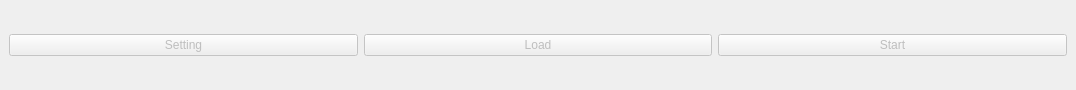
First picture: the form in ui/ProjectWindow_buttons.ui, repository ece324-2020/Mask-Off, before the edit.
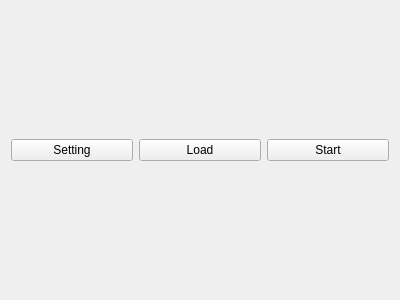
Second picture: the form after the edit.

Commit message: implemented basic outline(project_window, main_view)

Diff of the .ui file:
```diff
--- a/ui/ProjectWindow_buttons.ui
+++ b/ui/ProjectWindow_buttons.ui
@@ -1,34 +1,26 @@
 <?xml version="1.0" encoding="UTF-8"?>
 <ui version="4.0">
- <class>MainWindow</class>
- <widget class="QMainWindow" name="MainWindow">
-  <property name="enabled">
-   <bool>false</bool>
-  </property>
+ <class>Form</class>
+ <widget class="QWidget" name="Form">
   <property name="geometry">
    <rect>
     <x>0</x>
     <y>0</y>
-    <width>1076</width>
-    <height>90</height>
+    <width>400</width>
+    <height>300</height>
    </rect>
   </property>
   <property name="windowTitle">
-   <string>MainWindow</string>
+   <string>Form</string>
   </property>
-  <widget class="QWidget" name="ewqewrq">
-   <property name="enabled">
-    <bool>false</bool>
-   </property>
-   <property name="minimumSize">
-    <size>
-     <width>800</width>
-     <height>0</height>
-    </size>
-   </property>
-   <layout class="QGridLayout" name="gridLayout_2">
-    <item row="0" column="0">
      <layout class="QGridLayout" name="gridLayout">
+   <item row="0" column="1">
+    <widget class="QPushButton" name="load_button">
+     <property name="text">
+      <string>Load</string>
+     </property>
+    </widget>
+   </item>
       <item row="0" column="0">
        <widget class="QPushButton" name="setting_button">
         <property name="text">
@@ -37,23 +29,13 @@
        </widget>
       </item>
       <item row="0" column="2">
-       <widget class="QPushButton" name="start_buttons">
+    <widget class="QPushButton" name="start_button">
         <property name="text">
          <string>Start</string>
         </property>
        </widget>
       </item>
-      <item row="0" column="1">
-       <widget class="QPushButton" name="load_button">
-        <property name="text">
-         <string>Load</string>
-        </property>
-       </widget>
-      </item>
-     </layout>
-    </item>
-   </layout>
-  </widget>
+  </layout>
  </widget>
  <resources/>
  <connections/>
```
Lines whose indentation alone changed are shown as unchanged. The commit also changes 9 other files.
